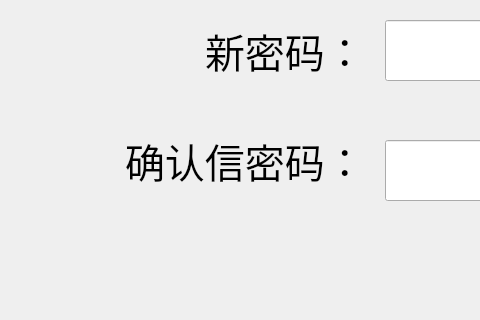
Qt form Setup/adminpassword.ui (yingzhihua/DxHS-C) before a commit; both pictures show x 235 to 715 and y 230 to 550 of the 1032 by 995 pixel window.
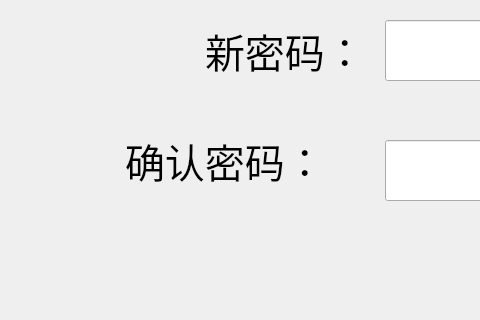
The same form after that commit. Icons and pictures are not drawn.

Patch:
```diff
--- a/Setup/adminpassword.ui
+++ b/Setup/adminpassword.ui
@@ -133,7 +133,7 @@
     </font>
    </property>
    <property name="text">
-    <string>确认信密码：</string>
+    <string>确认密码：</string>
    </property>
   </widget>
   <widget class="QLineEdit" name="lineEdit_newpwd_2">
```
